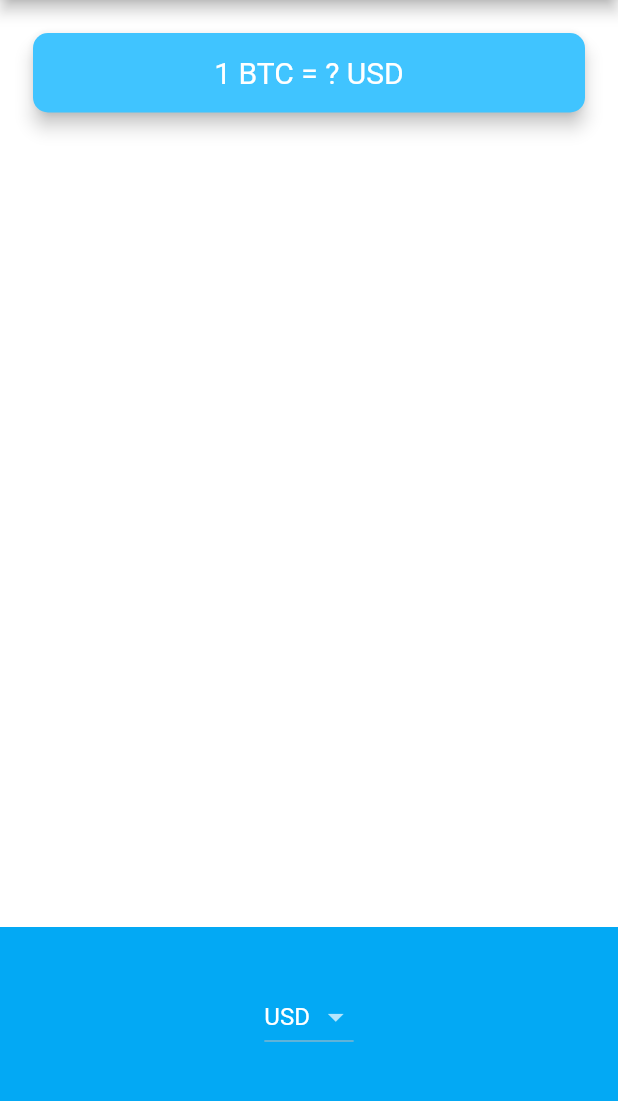
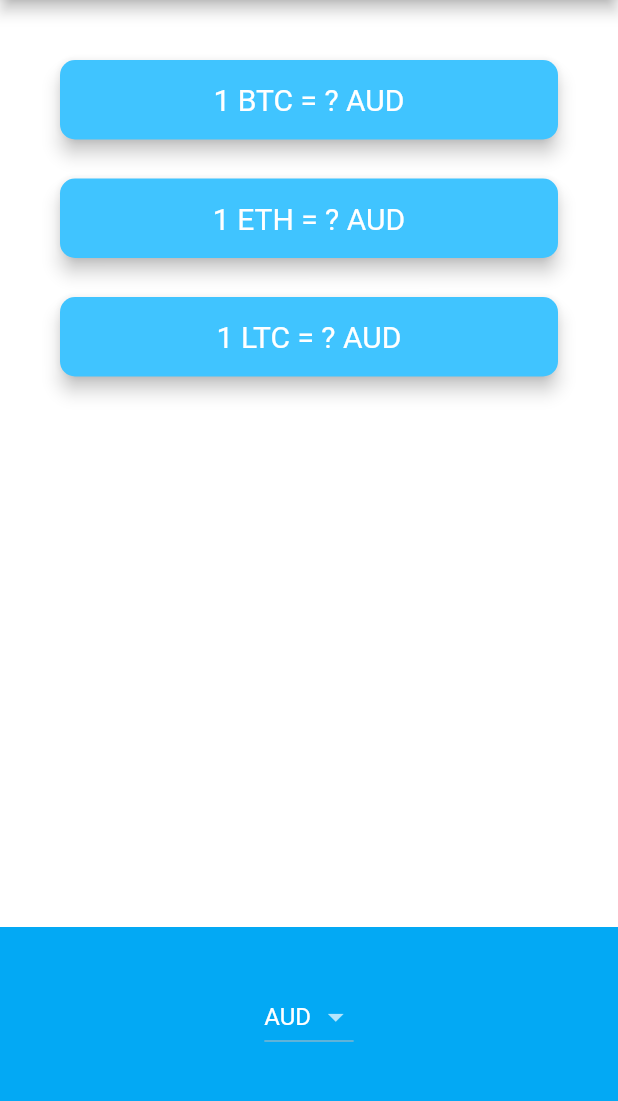
Before and after one commit to Mahdame/bitcoin_ticker, a Flutter app: the screen it shows after launch, on a phone screen of 412 x 824 dp, the part 84-1185 px from its top. Run offline on Flutter 3.47's test engine with Material 2 defaults, Android fonts, the light colour scheme and no system bars; network calls fail.

Commit message:
Get current data, crypto card widgets for BTC, ETH, LTC

```diff
--- /dev/null
+++ b/lib/crypto_card.dart
@@ -0,0 +1,38 @@
+import 'package:flutter/material.dart';
+
+class CryptoCard extends StatelessWidget {
+  const CryptoCard({
+    this.value,
+    this.selectedCurrency,
+    this.cryptoCurrency,
+  });
+
+  final String? value;
+  final String? selectedCurrency;
+  final String? cryptoCurrency;
+
+  @override
+  Widget build(BuildContext context) {
+    return Padding(
+      padding: const EdgeInsets.fromLTRB(18.0, 18.0, 18.0, 0),
+      child: Card(
+        color: Colors.lightBlueAccent,
+        elevation: 5.0,
+        shape: RoundedRectangleBorder(
+          borderRadius: BorderRadius.circular(10.0),
+        ),
+        child: Padding(
+          padding: const EdgeInsets.symmetric(vertical: 15.0, horizontal: 28.0),
+          child: Text(
+            '1 $cryptoCurrency = $value $selectedCurrency',
+            textAlign: TextAlign.center,
+            style: const TextStyle(
+              fontSize: 20.0,
+              color: Colors.white,
+            ),
+          ),
+        ),
+      ),
+    );
+  }
+}
--- a/lib/main.dart
+++ b/lib/main.dart
@@ -13,6 +13,7 @@ class MyApp extends StatelessWidget {
           primaryColor: Colors.lightBlue,
           scaffoldBackgroundColor: Colors.white),
       home: PriceScreen(),
+      debugShowCheckedModeBanner: false,
     );
   }
 }
--- a/lib/price_screen.dart
+++ b/lib/price_screen.dart
@@ -1,5 +1,6 @@
 import 'dart:io';
 
+import 'package:bitcoin_ticker/crypto_card.dart';
 import 'package:flutter/material.dart';
 import 'package:flutter/cupertino.dart';
 import 'package:bitcoin_ticker/coin_data.dart';
@@ -10,7 +11,28 @@ class PriceScreen extends StatefulWidget {
 }
 
 class _PriceScreenState extends State<PriceScreen> {
-  String selectedCurrency = 'USD';
+  String selectedCurrency = 'AUD';
+  Map<String, String> coinValues = {};
+  bool isWaiting = false;
+
+  @override
+  void initState() {
+    super.initState();
+    getData();
+  }
+
+  void getData() async {
+    isWaiting = true;
+    try {
+      var data = await CoinData().getCoinData(selectedCurrency);
+      isWaiting = false;
+      setState(() {
+        coinValues = data;
+      });
+    } catch (e) {
+      print(e);
+    }
+  }
 
   DropdownButton<String> androidDropdownButton() {
     List<DropdownMenuItem<String>> itemsList = [];
@@ -33,20 +55,36 @@ class _PriceScreenState extends State<PriceScreen> {
     );
   }
 
-  CupertinoPicker iOSPicker(){
+  CupertinoPicker iOSPicker() {
+    List<Text> itemList = [];
+    for (String currency in currenciesList) {
+      itemList.add(Text(currency));
+    }
     return CupertinoPicker(
       itemExtent: 32.0,
-      onSelectedItemChanged: (selectedIndex) {},
-      children: List<Widget>.generate(
-        currenciesList.length,
-            (int index) {
-          return Center(
-            child: Text(
-              currenciesList[index],
-            ),
-          );
-        },
-      ),
+      onSelectedItemChanged: (selectedIndex) {
+        setState(() {
+          selectedCurrency = currenciesList[selectedIndex];
+        });
+      },
+      children: itemList,
+    );
+  }
+
+  Column makeCards() {
+    List<CryptoCard> cryptoCards = [];
+    for (String crypto in cryptoList) {
+      cryptoCards.add(
+        CryptoCard(
+          cryptoCurrency: crypto,
+          selectedCurrency: selectedCurrency,
+          value: isWaiting ? '?' : coinValues[crypto],
+        ),
+      );
+    }
+    return Column(
+      crossAxisAlignment: CrossAxisAlignment.stretch,
+      children: cryptoCards,
     );
   }
 
@@ -62,24 +100,7 @@ class _PriceScreenState extends State<PriceScreen> {
         children: <Widget>[
           Padding(
             padding: const EdgeInsets.fromLTRB(18.0, 18.0, 18.0, 0),
-            child: Card(
-              color: Colors.lightBlueAccent,
-              elevation: 5.0,
-              shape: RoundedRectangleBorder(
-                borderRadius: BorderRadius.circular(10.0),
-              ),
-              child: const Padding(
-                padding: EdgeInsets.symmetric(vertical: 15.0, horizontal: 28.0),
-                child: Text(
-                  '1 BTC = ? USD',
-                  textAlign: TextAlign.center,
-                  style: TextStyle(
-                    fontSize: 20.0,
-                    color: Colors.white,
-                  ),
-                ),
-              ),
-            ),
+            child: makeCards(),
           ),
           Container(
             height: 150.0,
--- a/pubspec.yaml
+++ b/pubspec.yaml
@@ -34,6 +34,7 @@ dependencies:
   # The following adds the Cupertino Icons font to your application.
   # Use with the CupertinoIcons class for iOS style icons.
   cupertino_icons: ^1.0.2
+  http: ^0.13.4
 
 dev_dependencies:
   flutter_test:
```
Also changed, not shown: lib/coin_data.dart (+25 -1 lines), pubspec.lock.
